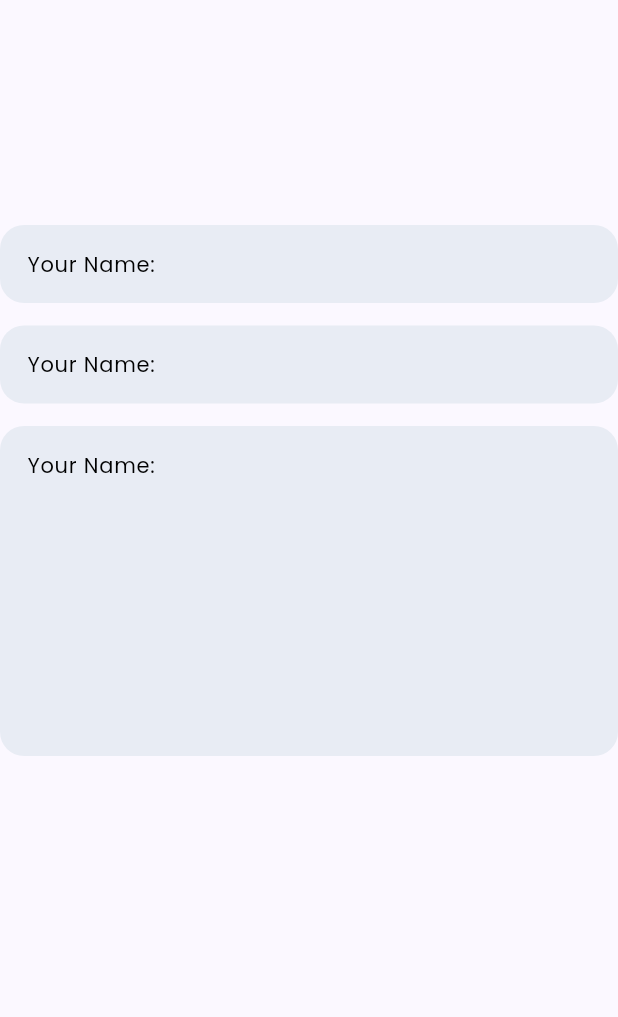
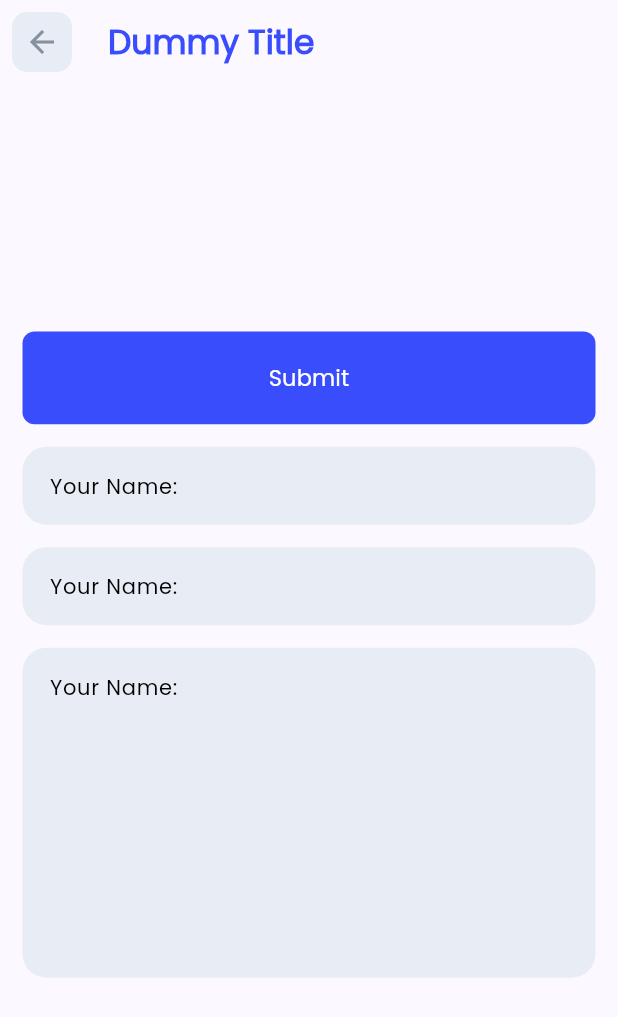
Before and after one commit to djunicode/noteng, a Flutter app: the screen it shows after launch, on a phone screen of 412 x 824 dp. Shown: the top 1017 px of the screen. Run offline on Flutter 3.47's test engine with Material 3 defaults, Android fonts, the phone set to English and light mode, and no system bars; our stand-ins replace get.

Commit message:
Button widget created

```diff
--- a/lib/Widgets/app_bar_wiget.dart
+++ b/lib/Widgets/app_bar_widget.dart
@@ -1,4 +1,5 @@
 import 'package:flutter/material.dart';
+import 'package:get/get.dart';
 import 'package:noteng/constants/colors.dart';
 
 class AppBarWidget extends StatelessWidget implements PreferredSizeWidget {
@@ -9,6 +10,7 @@ class AppBarWidget extends StatelessWidget implements PreferredSizeWidget {
   @override
   Widget build(BuildContext context) {
     return AppBar(
+      shadowColor: backgroundColor,
       title: Text(
         title,
         style: const TextStyle(
@@ -17,22 +19,22 @@ class AppBarWidget extends StatelessWidget implements PreferredSizeWidget {
         ),
       ),
       leading: Padding(
-        padding: EdgeInsets.all(8),
+        padding: const EdgeInsets.all(8),
         child: Container(
           decoration: BoxDecoration(
             color: secondaryAccentColor,
             borderRadius: BorderRadius.circular(10),
+          ),
+          constraints: const BoxConstraints(
+            minWidth: 40,
+            minHeight: 40,
           ),
           child: IconButton(
             icon: const Icon(
               Icons.arrow_back,
               color: secondaryColor,
             ),
-            onPressed: () => Navigator.pop(context),
-            constraints: const BoxConstraints(
-              minWidth: 40,
-              minHeight: 40,
-            ),
+            onPressed: () => Get.back(),
           ),
         ),
       ),
--- /dev/null
+++ b/lib/Widgets/button_widget.dart
@@ -0,0 +1,44 @@
+import 'package:flutter/material.dart';
+import 'package:noteng/constants/colors.dart';
+
+class ButtonWidget extends StatelessWidget {
+  final String name;
+  final String action;
+  final double? height;
+  final double? width;
+
+  const ButtonWidget({
+    Key? key,
+    required this.name,
+    required this.action,
+    this.width,
+    this.height,
+  }) : super(key: key);
+
+  @override
+  Widget build(BuildContext context) {
+    final double screenWidth = MediaQuery.of(context).size.width;
+    final double finalWidth = width ?? screenWidth;
+
+    final double finalHeight = height ?? finalWidth * 0.15;
+
+    return TextButton(
+      onPressed: () {},
+      style: TextButton.styleFrom(
+        backgroundColor: primaryColor,
+        fixedSize: Size(finalWidth, finalHeight),
+        shape: RoundedRectangleBorder(
+          borderRadius: BorderRadius.circular(8),
+        ),
+      ),
+      child: Text(
+        name,
+        style: const TextStyle(
+          color: backgroundColor,
+          fontSize: 15,
+          fontWeight: FontWeight.w500,
+        ),
+      ),
+    );
+  }
+}
--- a/lib/main.dart
+++ b/lib/main.dart
@@ -1,5 +1,8 @@
 import 'package:flutter/material.dart';
+import 'package:flutter/widgets.dart';
 import 'package:get/get.dart';
+import 'package:noteng/Widgets/app_bar_widget.dart';
+import 'package:noteng/Widgets/button_widget.dart';
 import 'package:noteng/Widgets/notesListWidget.dart';
 import 'package:noteng/Widgets/textFieldWidget.dart';
 import 'constants/colors.dart';
@@ -36,11 +39,24 @@ class trial extends StatefulWidget {
 class _trialState extends State<trial> {
   @override
   Widget build(BuildContext context) {
-    return Scaffold(
-      body: Column(
+    return const Scaffold(
+      appBar: AppBarWidget(title: "Dummy Title"),
+      body: SingleChildScrollView(
+        child: Padding(
+          padding: EdgeInsets.all(15),
+          child: Column(
             children: [
               SizedBox(
                 height: 150.0,
+              ),
+              ButtonWidget(
+                name: "Submit",
+                action: "",
+                height: null,
+                width: null,
+              ),
+              SizedBox(
+                height: 15,
               ),
               textFieldWidget(
                 readOnly: true,
@@ -59,6 +75,8 @@ class _trialState extends State<trial> {
               ),
             ],
           ),
+        ),
+      ),
     );
   }
 }
```
Lines whose indentation alone changed are shown as unchanged.
